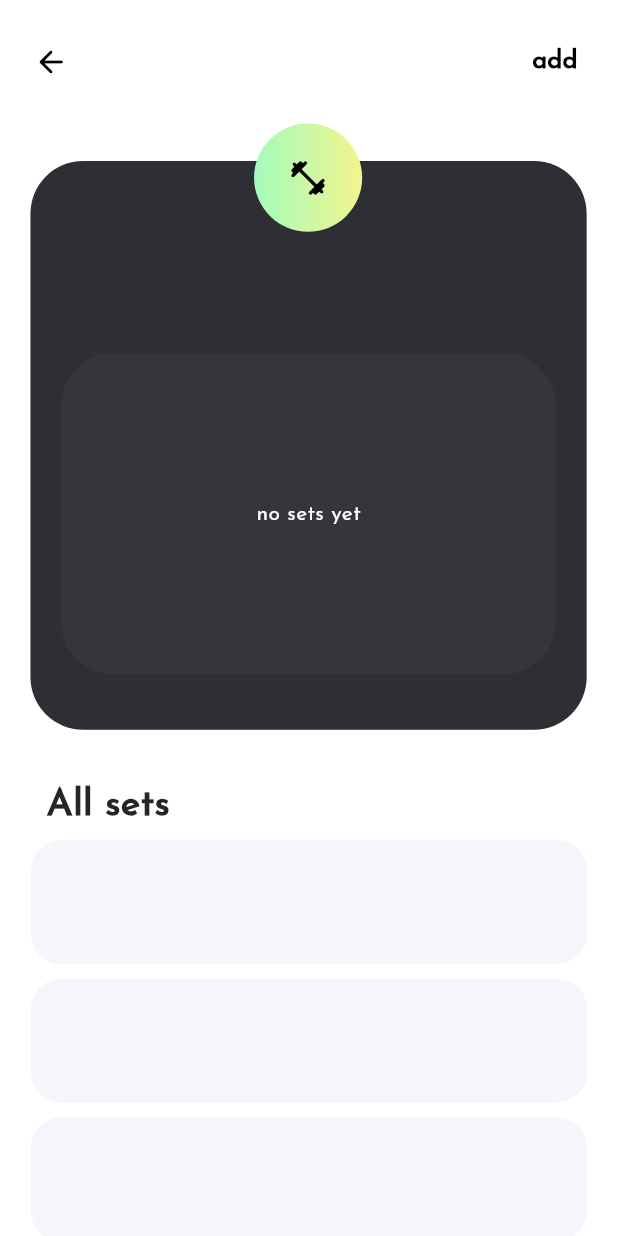
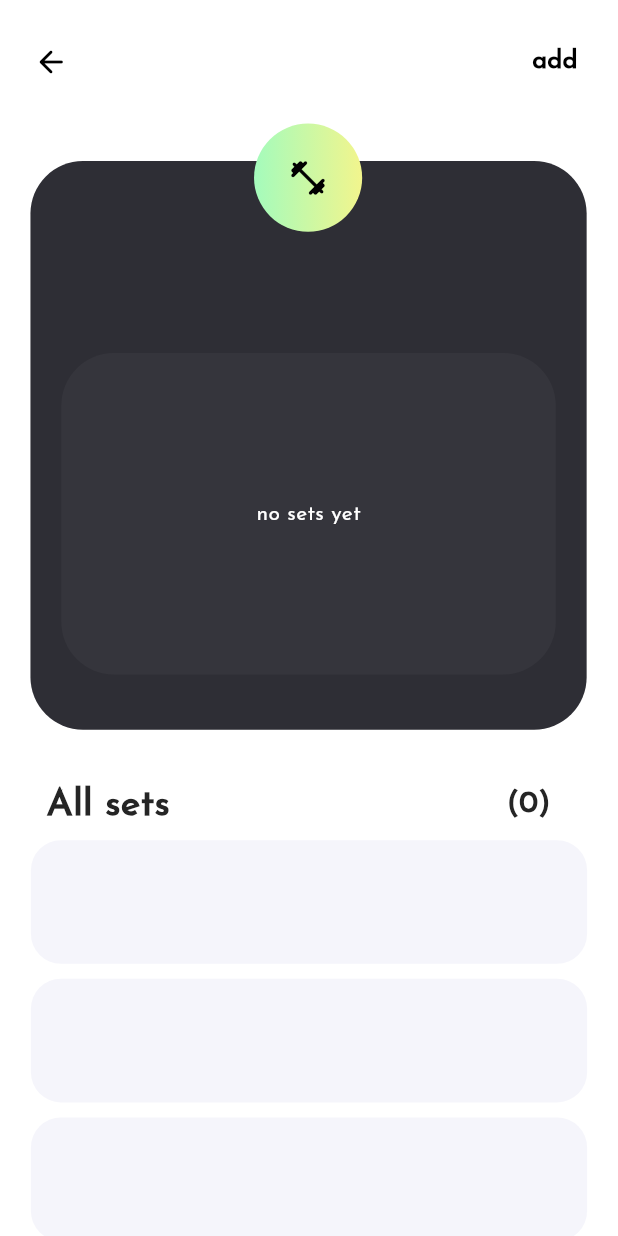
Before and after one commit to badbryany/Flexify, a Flutter app: the ExerciseSets screen opened directly with empty values, on a phone screen of 412 x 824 dp. Run offline on Flutter 3.47's test engine with Material 3 defaults, Android fonts, the phone set to English and light mode, and no system bars; our stand-ins replace fl_chart, google_nav_bar, page_transition, shared_preferences; accounts and stored records are empty; network calls fail.

Commit message:
added total set count in setPage

```diff
--- a/lib/pages/workout/exercisesPage/setsPage/setsPage.dart
+++ b/lib/pages/workout/exercisesPage/setsPage/setsPage.dart
@@ -214,17 +214,28 @@ class _ExerciseSetsState extends State<ExerciseSets> {
             margin: EdgeInsets.only(
               left: MediaQuery.of(context).size.width * 0.075,
             ),
-            child: const Row(
+            child: Row(
               mainAxisAlignment: MainAxisAlignment.spaceBetween,
               children: [
-                Text(
+                const Text(
                   'All sets',
                   style: TextStyle(
                     fontWeight: FontWeight.bold,
                     fontSize: 25,
                   ),
                 ),
-                SizedBox(),
+                const SizedBox(),
+                const SizedBox(),
+                const SizedBox(),
+                const SizedBox(),
+                Text(
+                  '(${sets.length})',
+                  style: const TextStyle(
+                    fontWeight: FontWeight.bold,
+                    fontSize: 20,
+                  ),
+                ),
+                const SizedBox(),
               ],
             ),
           ),
```
